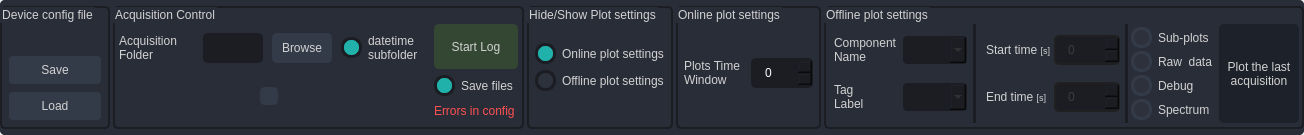
STMicroelectronics/stdatalog_gui, file stdatalog_gui/HSD_GUI/UI/log_control_widget.ui: the form before one commit.
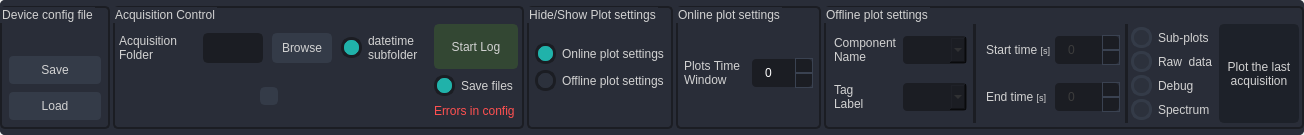
The form after the commit. Icons and pictures are not drawn.

```diff
--- a/stdatalog_gui/HSD_GUI/UI/log_control_widget.ui
+++ b/stdatalog_gui/HSD_GUI/UI/log_control_widget.ui
@@ -116,6 +116,64 @@
 QComboBox:disabled{
 	color: rgb(60,60,60);
 	border: 2px solid rgb(32, 32, 32);
+}
+
+QSpinBox {
+    color: rgb(255,255,255);
+    background-color: rgb(27, 29, 35);
+    border-radius: 5px;
+    border: 2px solid rgb(27, 29, 35);
+    padding-left: 10px;
+}
+QSpinBox:hover {
+    border: 2px solid rgb(58, 66, 81);
+}
+QSpinBox:focus {
+    border: 2px solid rgb(91, 101, 124);
+}
+QSpinBox:disabled {
+    color: rgb(60,60,60);
+	border: 2px solid rgb(32, 32, 32);
+}
+
+QSpinBox::up-button {
+    subcontrol-origin: border;
+    subcontrol-position: top right;
+    width: 16px;
+    border: 1px solid rgb(58, 66, 81);
+}
+QSpinBox::down-button {
+    subcontrol-origin: border;
+    subcontrol-position: bottom right;
+    width: 16px;
+    border: 1px solid rgb(58, 66, 81);
+}
+
+QSpinBox::up-button:hover {
+	background-color: rgb(52, 59, 72);
+}
+QSpinBox::down-button:hover {
+	background-color: rgb(52, 59, 72);
+}
+
+QSpinBox::up-arrow {
+    image: url(:/icons/icons/outline_keyboard_arrow_up_white_18dp.png);
+    width: 10px;
+    height: 10px;
+}
+QSpinBox::down-arrow {
+    image: url(:/icons/icons/outline_keyboard_arrow_down_white_18dp.png);
+    width: 10px;
+    height: 10px;
+}
+
+QSpinBox::up-arrow:hover {
+    width: 16px;
+    height: 16px;
+}
+QSpinBox::down-arrow:hover {
+    width: 16px;
+    height: 16px;
 }</string>
         </property>
         <property name="frameShadow">
@@ -1107,24 +1165,7 @@
                   </size>
                  </property>
                  <property name="styleSheet">
-                  <string notr="true">QSpinBox {
-    color: rgb(255,255,255);
-    background-color: rgb(27, 29, 35);
-    border-radius: 5px;
-    border: 2px solid rgb(27, 29, 35);
-    padding-left: 10px;
-}
-QSpinBox:hover {
-    border: 2px solid rgb(58, 66, 81);
-}
-QSpinBox:focus {
-    border: 2px solid rgb(91, 101, 124);
-}
-QSpinBox:disabled {
-    color: rgb(60,60,60);
-	border: 2px solid rgb(32, 32, 32);
-}
-</string>
+                  <string notr="true"/>
                  </property>
                 </widget>
                </item>
@@ -1524,24 +1565,7 @@
                      </size>
                     </property>
                     <property name="styleSheet">
-                     <string notr="true">QSpinBox {
-    color: rgb(255,255,255);
-    background-color: rgb(27, 29, 35);
-    border-radius: 5px;
-    border: 2px solid rgb(27, 29, 35);
-    padding-left: 10px;
-}
-QSpinBox:hover {
-    border: 2px solid rgb(58, 66, 81);
-}
-QSpinBox:focus {
-    border: 2px solid rgb(91, 101, 124);
-}
-QSpinBox:disabled {
-    color: rgb(60,60,60);
-	border: 2px solid rgb(32, 32, 32);
-}
-</string>
+                     <string notr="true"/>
                     </property>
                     <property name="maximum">
                      <number>10000</number>
@@ -1621,24 +1645,7 @@
                      </size>
                     </property>
                     <property name="styleSheet">
-                     <string notr="true">QSpinBox {
-    color: rgb(255,255,255);
-    background-color: rgb(27, 29, 35);
-    border-radius: 5px;
-    border: 2px solid rgb(27, 29, 35);
-    padding-left: 10px;
-}
-QSpinBox:hover {
-    border: 2px solid rgb(58, 66, 81);
-}
-QSpinBox:focus {
-    border: 2px solid rgb(91, 101, 124);
-}
-QSpinBox:disabled {
-    color: rgb(60,60,60);
-	border: 2px solid rgb(32, 32, 32);
-}
-</string>
+                     <string notr="true"/>
                     </property>
                     <property name="minimum">
                      <number>-1</number>
```
Left out of the diff: 112 changed lines with no effect on the pictures.
